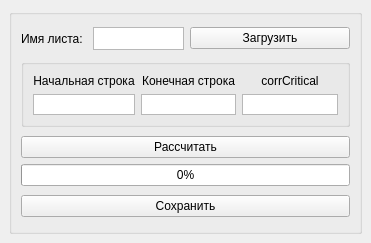
Qt form corrTableGUI/corrTableGUI.ui (deelaym/bigramms_corrTable) before a commit.
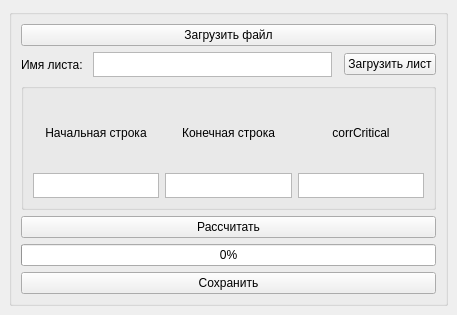
The same form after that commit.

The edit to the form file:
```diff
--- a/corrTableGUI/corrTableGUI.ui
+++ b/corrTableGUI/corrTableGUI.ui
@@ -6,8 +6,8 @@
    <rect>
     <x>0</x>
     <y>0</y>
-    <width>371</width>
-    <height>243</height>
+    <width>457</width>
+    <height>315</height>
    </rect>
   </property>
   <property name="windowTitle">
@@ -21,17 +21,111 @@
        <string/>
       </property>
       <layout class="QGridLayout" name="gridLayout_2">
+       <item row="0" column="0">
+        <layout class="QGridLayout" name="gridLayout_3">
+         <item row="1" column="3">
+          <widget class="QPushButton" name="download_sheet">
+           <property name="text">
+            <string>Загрузить лист</string>
+           </property>
+          </widget>
+         </item>
+         <item row="1" column="1">
+          <widget class="QTextEdit" name="sheet">
+           <property name="minimumSize">
+            <size>
+             <width>0</width>
+             <height>0</height>
+            </size>
+           </property>
+           <property name="maximumSize">
+            <size>
+             <width>16777215</width>
+             <height>25</height>
+            </size>
+           </property>
+           <property name="inputMethodHints">
+            <set>Qt::ImhNone</set>
+           </property>
+           <property name="verticalScrollBarPolicy">
+            <enum>Qt::ScrollBarAlwaysOff</enum>
+           </property>
+           <property name="horizontalScrollBarPolicy">
+            <enum>Qt::ScrollBarAlwaysOff</enum>
+           </property>
+          </widget>
+         </item>
+         <item row="1" column="0">
+          <widget class="QLabel" name="label">
+           <property name="text">
+            <string>Имя листа: </string>
+           </property>
+          </widget>
+         </item>
+         <item row="0" column="0" colspan="4">
+          <widget class="QPushButton" name="downloadButton">
+           <property name="minimumSize">
+            <size>
+             <width>0</width>
+             <height>0</height>
+            </size>
+           </property>
+           <property name="text">
+            <string>Загрузить файл</string>
+           </property>
+          </widget>
+         </item>
+        </layout>
+       </item>
+       <item row="2" column="0">
+        <layout class="QVBoxLayout" name="verticalLayout_4">
+         <item>
+          <widget class="QPushButton" name="calcButton">
+           <property name="text">
+            <string>Рассчитать</string>
+           </property>
+          </widget>
+         </item>
+         <item>
+          <widget class="QProgressBar" name="progressBar">
+           <property name="contextMenuPolicy">
+            <enum>Qt::DefaultContextMenu</enum>
+           </property>
+           <property name="value">
+            <number>0</number>
+           </property>
+          </widget>
+         </item>
+        </layout>
+       </item>
+       <item row="3" column="0">
+        <layout class="QVBoxLayout" name="verticalLayout_5">
+         <item>
+          <widget class="QPushButton" name="saveButton">
+           <property name="text">
+            <string>Сохранить</string>
+           </property>
+          </widget>
+         </item>
+        </layout>
+       </item>
        <item row="1" column="0">
         <widget class="QGroupBox" name="gridGroupBox">
          <property name="maximumSize">
           <size>
            <width>16777215</width>
-           <height>68</height>
+           <height>16777215</height>
           </size>
          </property>
          <layout class="QGridLayout" name="gridLayout">
           <item row="1" column="1">
            <widget class="QTextEdit" name="strFin">
+            <property name="maximumSize">
+             <size>
+              <width>16777215</width>
+              <height>25</height>
+             </size>
+            </property>
             <property name="inputMethodHints">
              <set>Qt::ImhNone</set>
             </property>
@@ -45,6 +139,12 @@
           </item>
           <item row="1" column="0">
            <widget class="QTextEdit" name="strInit">
+            <property name="maximumSize">
+             <size>
+              <width>16777215</width>
+              <height>25</height>
+             </size>
+            </property>
             <property name="inputMethodHints">
              <set>Qt::ImhNone</set>
             </property>
@@ -68,6 +168,12 @@
           </item>
           <item row="1" column="2">
            <widget class="QTextEdit" name="corrCritical">
+            <property name="maximumSize">
+             <size>
+              <width>16777215</width>
+              <height>25</height>
+             </size>
+            </property>
             <property name="inputMethodHints">
              <set>Qt::ImhNone</set>
             </property>
@@ -102,87 +208,6 @@
          </layout>
         </widget>
        </item>
-       <item row="0" column="0">
-        <layout class="QHBoxLayout" name="horizontalLayout">
-         <item>
-          <widget class="QLabel" name="label">
-           <property name="text">
-            <string>Имя листа: </string>
-           </property>
-          </widget>
-         </item>
-         <item>
-          <widget class="QTextEdit" name="sheet">
-           <property name="minimumSize">
-            <size>
-             <width>0</width>
-             <height>0</height>
-            </size>
-           </property>
-           <property name="maximumSize">
-            <size>
-             <width>16777215</width>
-             <height>23</height>
-            </size>
-           </property>
-           <property name="inputMethodHints">
-            <set>Qt::ImhNone</set>
-           </property>
-           <property name="verticalScrollBarPolicy">
-            <enum>Qt::ScrollBarAlwaysOff</enum>
-           </property>
-           <property name="horizontalScrollBarPolicy">
-            <enum>Qt::ScrollBarAlwaysOff</enum>
-           </property>
-          </widget>
-         </item>
-         <item>
-          <widget class="QPushButton" name="downloadButton">
-           <property name="minimumSize">
-            <size>
-             <width>160</width>
-             <height>0</height>
-            </size>
-           </property>
-           <property name="text">
-            <string>Загрузить</string>
-           </property>
-          </widget>
-         </item>
-        </layout>
-       </item>
-       <item row="2" column="0">
-        <layout class="QVBoxLayout" name="verticalLayout_4">
-         <item>
-          <widget class="QPushButton" name="calcButton">
-           <property name="text">
-            <string>Рассчитать</string>
-           </property>
-          </widget>
-         </item>
-         <item>
-          <widget class="QProgressBar" name="progressBar">
-           <property name="contextMenuPolicy">
-            <enum>Qt::DefaultContextMenu</enum>
-           </property>
-           <property name="value">
-            <number>0</number>
-           </property>
-          </widget>
-         </item>
-        </layout>
-       </item>
-       <item row="3" column="0">
-        <layout class="QVBoxLayout" name="verticalLayout_5">
-         <item>
-          <widget class="QPushButton" name="saveButton">
-           <property name="text">
-            <string>Сохранить</string>
-           </property>
-          </widget>
-         </item>
-        </layout>
-       </item>
       </layout>
      </widget>
     </item>
```
